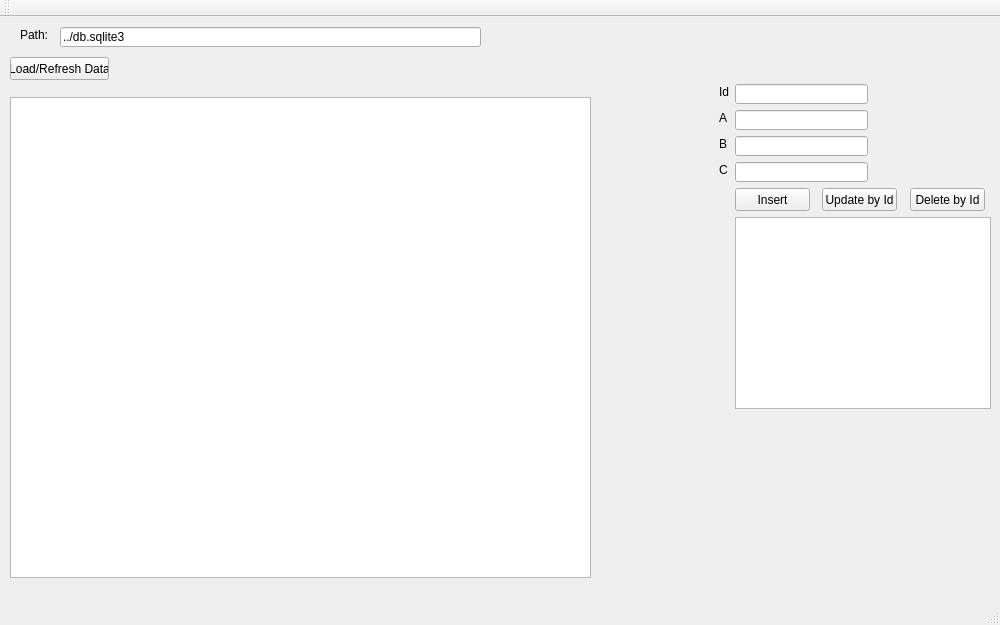
Above: QT/Qt_Framework/tableeditor.ui from matue/Alpha before the change. Below: the same form after it.
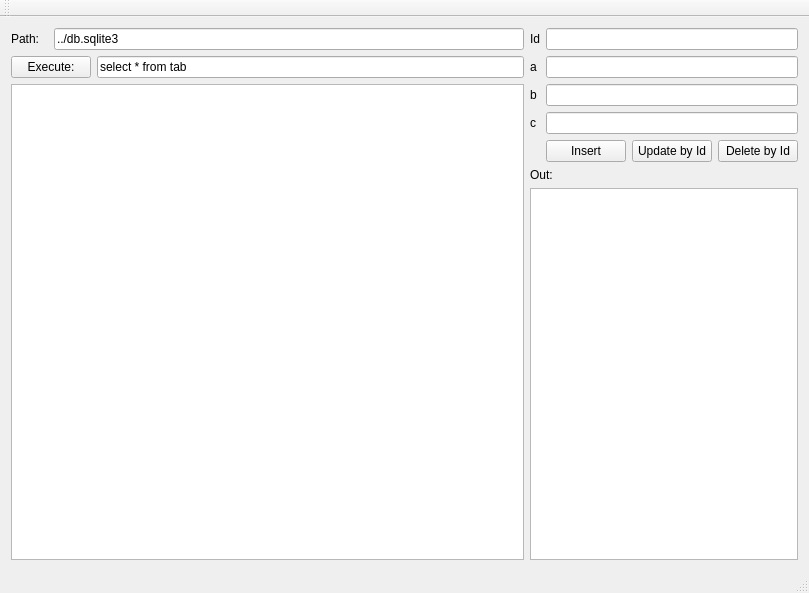
That is the form after the change.

What changed in the file:
```diff
--- a/QT/Qt_Framework/tableeditor.ui
+++ b/QT/Qt_Framework/tableeditor.ui
@@ -6,207 +6,131 @@
    <rect>
     <x>0</x>
     <y>0</y>
-    <width>1000</width>
-    <height>625</height>
+    <width>809</width>
+    <height>593</height>
    </rect>
   </property>
   <property name="windowTitle">
    <string>TableEditor</string>
   </property>
   <widget class="QWidget" name="centralWidget">
-   <widget class="QTableView" name="tableView">
-    <property name="geometry">
-     <rect>
-      <x>10</x>
-      <y>80</y>
-      <width>581</width>
-      <height>481</height>
-     </rect>
-    </property>
-   </widget>
-   <widget class="QPushButton" name="Loaddata">
-    <property name="geometry">
-     <rect>
-      <x>10</x>
-      <y>40</y>
-      <width>99</width>
-      <height>23</height>
-     </rect>
-    </property>
+   <layout class="QGridLayout" name="gridLayout">
+    <item row="0" column="0">
+     <widget class="QLabel" name="label_5">
     <property name="text">
-     <string>Load/Refresh Data</string>
-    </property>
-   </widget>
-   <widget class="QPushButton" name="InsertButton">
-    <property name="geometry">
-     <rect>
-      <x>735</x>
-      <y>171</y>
-      <width>75</width>
-      <height>23</height>
-     </rect>
-    </property>
+       <string>Path:</string>
+      </property>
+     </widget>
+    </item>
+    <item row="0" column="1" colspan="2">
+     <widget class="QLineEdit" name="input_path">
     <property name="text">
-     <string>Insert</string>
-    </property>
-   </widget>
-   <widget class="QLineEdit" name="input_id">
-    <property name="geometry">
-     <rect>
-      <x>735</x>
-      <y>67</y>
-      <width>133</width>
-      <height>20</height>
-     </rect>
-    </property>
-   </widget>
-   <widget class="QLineEdit" name="input_a">
-    <property name="geometry">
-     <rect>
-      <x>735</x>
-      <y>93</y>
-      <width>133</width>
-      <height>20</height>
-     </rect>
-    </property>
-   </widget>
-   <widget class="QLineEdit" name="input_b">
-    <property name="geometry">
-     <rect>
-      <x>735</x>
-      <y>119</y>
-      <width>133</width>
-      <height>20</height>
-     </rect>
-    </property>
-   </widget>
-   <widget class="QLineEdit" name="input_c">
-    <property name="geometry">
-     <rect>
-      <x>735</x>
-      <y>145</y>
-      <width>133</width>
-      <height>20</height>
-     </rect>
-    </property>
-   </widget>
+       <string>../db.sqlite3</string>
+      </property>
+      <property name="placeholderText">
+       <string/>
+      </property>
+     </widget>
+    </item>
+    <item row="0" column="3">
    <widget class="QLabel" name="label">
-    <property name="geometry">
-     <rect>
-      <x>719</x>
-      <y>67</y>
-      <width>16</width>
-      <height>16</height>
-     </rect>
-    </property>
     <property name="text">
      <string>Id</string>
     </property>
    </widget>
+    </item>
+    <item row="0" column="4" colspan="3">
+     <widget class="QLineEdit" name="input_id"/>
+    </item>
+    <item row="1" column="0" colspan="2">
+     <widget class="QPushButton" name="Loaddata">
+      <property name="text">
+       <string>Execute:</string>
+      </property>
+     </widget>
+    </item>
+    <item row="1" column="2">
+     <widget class="QLineEdit" name="input_query">
+      <property name="text">
+       <string>select * from tab</string>
+      </property>
+      <property name="placeholderText">
+       <string/>
+      </property>
+     </widget>
+    </item>
+    <item row="1" column="3">
    <widget class="QLabel" name="label_2">
-    <property name="geometry">
-     <rect>
-      <x>719</x>
-      <y>93</y>
-      <width>16</width>
-      <height>16</height>
-     </rect>
-    </property>
     <property name="text">
-     <string>A</string>
-    </property>
-   </widget>
+       <string>a</string>
+      </property>
+     </widget>
+    </item>
+    <item row="1" column="4" colspan="3">
+     <widget class="QLineEdit" name="input_a"/>
+    </item>
+    <item row="2" column="0" rowspan="5" colspan="3">
+     <widget class="QTableView" name="tableView"/>
+    </item>
+    <item row="2" column="3">
    <widget class="QLabel" name="label_3">
-    <property name="geometry">
-     <rect>
-      <x>719</x>
-      <y>119</y>
-      <width>16</width>
-      <height>16</height>
-     </rect>
-    </property>
     <property name="text">
-     <string>B</string>
-    </property>
-   </widget>
+       <string>b</string>
+      </property>
+     </widget>
+    </item>
+    <item row="2" column="4" colspan="3">
+     <widget class="QLineEdit" name="input_b"/>
+    </item>
+    <item row="3" column="3">
    <widget class="QLabel" name="label_4">
-    <property name="geometry">
-     <rect>
-      <x>719</x>
-      <y>145</y>
-      <width>16</width>
-      <height>16</height>
-     </rect>
-    </property>
+      <property name="text">
+       <string>c</string>
+      </property>
+     </widget>
+    </item>
+    <item row="3" column="4" colspan="3">
+     <widget class="QLineEdit" name="input_c"/>
+    </item>
+    <item row="4" column="4">
+     <widget class="QPushButton" name="InsertButton">
     <property name="text">
-     <string>C</string>
-    </property>
-   </widget>
+       <string>Insert</string>
+      </property>
+     </widget>
+    </item>
+    <item row="4" column="5">
    <widget class="QPushButton" name="UpdateButton">
-    <property name="geometry">
-     <rect>
-      <x>822</x>
-      <y>171</y>
-      <width>75</width>
-      <height>23</height>
-     </rect>
-    </property>
     <property name="text">
      <string>Update by Id</string>
     </property>
    </widget>
+    </item>
+    <item row="4" column="6">
    <widget class="QPushButton" name="DeleteButton">
-    <property name="geometry">
-     <rect>
-      <x>910</x>
-      <y>171</y>
-      <width>75</width>
-      <height>23</height>
-     </rect>
-    </property>
     <property name="text">
      <string>Delete by Id</string>
     </property>
    </widget>
+    </item>
+    <item row="5" column="3" colspan="2">
+     <widget class="QLabel" name="label_6">
+      <property name="text">
+       <string>Out:</string>
+      </property>
+     </widget>
+    </item>
+    <item row="6" column="3" colspan="4">
    <widget class="QListWidget" name="listWidget">
-    <property name="geometry">
-     <rect>
-      <x>735</x>
-      <y>200</y>
-      <width>256</width>
-      <height>192</height>
-     </rect>
-    </property>
-   </widget>
-   <widget class="QLineEdit" name="input_path">
-    <property name="geometry">
-     <rect>
-      <x>60</x>
-      <y>10</y>
-      <width>421</width>
-      <height>20</height>
-     </rect>
-    </property>
-    <property name="text">
-     <string>../db.sqlite3</string>
-    </property>
-    <property name="placeholderText">
-     <string/>
-    </property>
-   </widget>
-   <widget class="QLabel" name="label_5">
-    <property name="geometry">
-     <rect>
-      <x>20</x>
-      <y>10</y>
-      <width>41</width>
-      <height>16</height>
-     </rect>
-    </property>
-    <property name="text">
-     <string>Path:</string>
-    </property>
-   </widget>
+      <property name="autoScrollMargin">
+       <number>16</number>
+      </property>
+      <property name="textElideMode">
+       <enum>Qt::ElideRight</enum>
+      </property>
+     </widget>
+    </item>
+   </layout>
   </widget>
   <widget class="QMenuBar" name="menuBar">
    <property name="geometry">
```
Left out of the diff: 2 changed lines with no effect on the pictures. Lines whose indentation alone changed are shown as unchanged.
